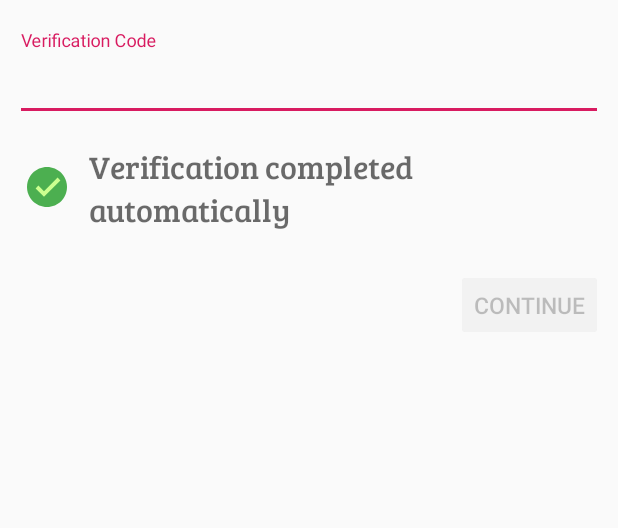
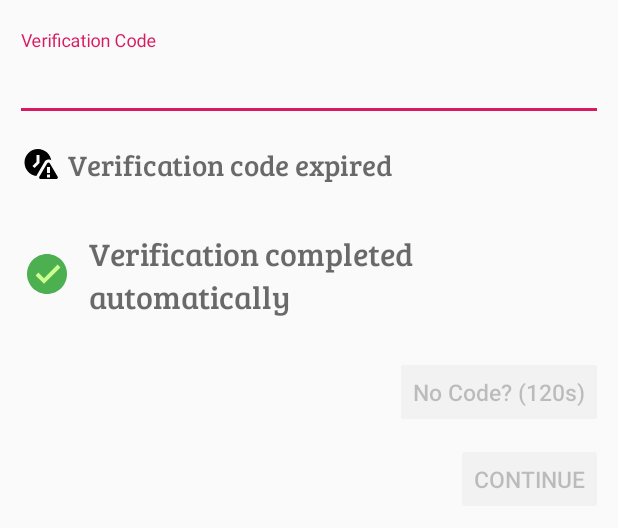
Before and after one commit to Deya360/IAmHere, an Android app: the layout item_verifi_code.xml on its own in the app's theme, with its tools: preview values and no code run, on a phone screen of 412 x 824 dp. Shown: the top 528 px of the screen. Run offline under Robolectric (Android 15) with nearby library versions, the phone set to English and light mode, and no system bars.

Commit message:
a whole bunch of refactoring for later addition of text translations

```diff
--- a/app/src/main/java/com/sse/iamhere/OnboardActivity.java
+++ b/app/src/main/java/com/sse/iamhere/OnboardActivity.java
@@ -1,7 +1,6 @@
 package com.sse.iamhere;
 
 import android.os.Bundle;
-import android.widget.Toast;
 
 import androidx.core.content.ContextCompat;
 
--- /dev/null
+++ b/app/src/main/res/drawable/ic_expired_black_24dp.xml
@@ -0,0 +1,12 @@
+<vector xmlns:android="http://schemas.android.com/apk/res/android"
+    android:width="24dp"
+    android:height="24dp"
+    android:viewportWidth="24"
+    android:viewportHeight="24">
+  <path
+      android:pathData="M10,2C5.0391,2 1,6.0391 1,11C1,15.6094 4.4883,19.418 8.9609,19.9375C9.0195,19.7852 9.0664,19.6289 9.1484,19.4883L9.4531,18.9727L14.4063,10.4727C14.8945,9.6406 15.7617,9.1172 16.7148,9.0234C16.8086,9.0117 16.9023,8.9844 17,8.9844C17.2266,8.9844 17.4414,9.0195 17.6563,9.0703C18.1094,9.1797 18.5313,9.3906 18.8906,9.6875C18.2539,5.3477 14.5156,2 10,2ZM9,6L11,6L11,11.4141L7.707,14.707L6.293,13.293L9,10.5859ZM17,10.9844C16.6641,10.9844 16.3281,11.1484 16.1367,11.4805L10.875,20.4961C10.4883,21.1641 10.9688,22 11.7383,22L22.2617,22C23.0313,22 23.5117,21.1641 23.125,20.4961L17.8633,11.4805C17.6719,11.1484 17.3359,10.9844 17,10.9844ZM16,14L18,14L18,18L16,18ZM16,19L18,19L18,21L16,21Z"
+      android:fillColor="#000000"
+      android:fillAlpha="1"
+      android:fillType="nonZero"
+      android:strokeColor="#00000000"/>
+</vector>
--- a/app/src/main/res/layout/item_verifi_code.xml
+++ b/app/src/main/res/layout/item_verifi_code.xml
@@ -18,7 +18,7 @@
             android:layout_width="match_parent"
             android:layout_height="wrap_content"
 
-            android:hint="Verification Code"
+            android:hint="@string/verifi_code_otpEt_hint"
             android:textColor="@android:color/black"
             android:textSize="22sp"
             android:inputType="number"
@@ -26,6 +26,25 @@
             android:importantForAutofill="no" />
 
     </com.google.android.material.textfield.TextInputLayout>
+
+    <TextView
+        android:id="@+id/verifi_code_otp_expiredTv"
+        android:layout_width="match_parent"
+        android:layout_height="wrap_content"
+        android:layout_marginTop="10dp"
+        android:layout_marginBottom="10dp"
+        android:padding="5dp"
+        android:gravity="center_vertical"
+
+        android:text="@string/verifi_code_otp_expiredTv_label"
+        android:textColor="#94000000"
+        android:textSize="19sp"
+        android:fontFamily="@font/bree_serif"
+
+        android:drawableStart="@drawable/ic_expired_black_24dp"
+        android:drawablePadding="6dp"
+        android:visibility="gone"
+        tools:visibility="visible"/>
 
     <TextView
         android:id="@+id/verifi_code_autocompleteTv"
@@ -36,7 +55,7 @@
         android:padding="5dp"
         android:gravity="center_vertical"
 
-        android:text="Verification completed automatically"
+        android:text="@string/verifi_code_autocompleteTv_label"
         android:textColor="#94000000"
         android:textSize="21sp"
         android:fontFamily="@font/bree_serif"
@@ -48,6 +67,23 @@
         tools:visibility="visible"/>
 
     <Button
+        android:id="@+id/verifi_code_resendBtn"
+        android:layout_width="wrap_content"
+        android:layout_height="wrap_content"
+        android:layout_marginTop="10dp"
+        android:padding="12dp"
+        android:layout_gravity="end"
+
+        android:textAllCaps="false"
+        android:textSize="15sp"
+
+        android:enabled="false"
+        android:visibility="gone"
+        tools:visibility="visible"
+        tools:text="No Code? (120s)"
+        style="@style/Widget.AppCompat.Button.Colored"/>
+
+    <Button
         android:id="@+id/verifi_code_continueBtn"
         android:layout_width="wrap_content"
         android:layout_height="wrap_content"
@@ -55,7 +91,7 @@
         android:padding="12dp"
         android:layout_gravity="end"
 
-        android:text="Continue"
+        android:text="@string/verifi_code_continueBtn_label"
         android:textSize="15sp"
 
         android:enabled="false"
--- a/app/src/main/res/layout/item_verifi_phone.xml
+++ b/app/src/main/res/layout/item_verifi_phone.xml
@@ -17,7 +17,7 @@
             android:layout_width="match_parent"
             android:layout_height="wrap_content"
 
-            android:hint="Phone Number"
+            android:hint="@string/verifi_phone_phoneEt_label"
             android:textColor="@android:color/black"
             android:textSize="22sp"
             android:inputType="phone"
@@ -33,7 +33,7 @@
         android:padding="12dp"
         android:layout_gravity="end"
 
-        android:text="Continue"
+        android:text="@string/verifi_phone_continueBtn_label"
         android:textSize="15sp"
 
         android:enabled="false"
```
Also changed, not shown: app/src/main/AndroidManifest.xml (+4 -3 lines), app/src/main/java/com/sse/iamhere/Adapters/VerificationAdapter.java (+79 -58 lines), app/src/main/java/com/sse/iamhere/AuthenticationActivity.java (+20 -23 lines), app/src/main/java/com/sse/iamhere/Server/Body/PartyData.java (+13 -0 lines), app/src/main/java/com/sse/iamhere/Server/Requests.java (+30 -36 lines), app/src/main/java/com/sse/iamhere/Utils/Constants.java (+7 -2 lines), app/src/main/java/com/sse/iamhere/VerificationActivity.java (+12 -38 lines), app/src/main/res/layout/activity_authentication.xml (+6 -6 lines), app/src/main/res/layout/activity_splash.xml (+6 -4 lines), app/src/main/res/values/strings.xml (+37 -0 lines), 1 other file.
